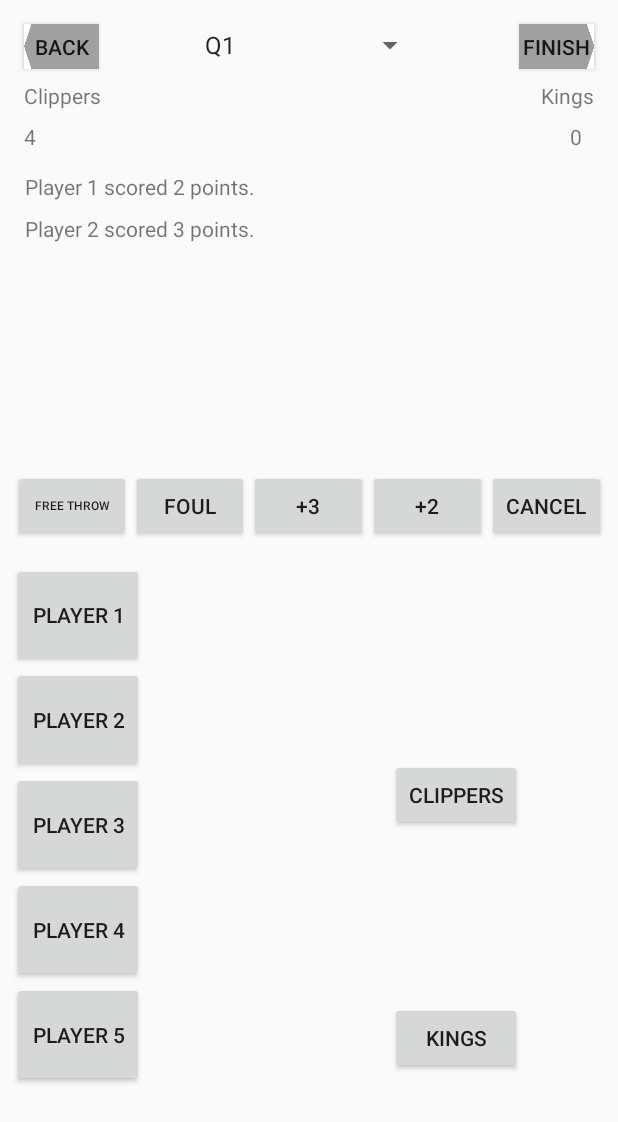
After one commit to h-shan/basketball-scorer, an Android app: the TrackGameActivity screen opened directly, with no data from a screen before it, on a phone screen of 412 x 824 dp. The commit adds this screen. Shown: the top 1122 px of the screen. Run offline under Robolectric (Android 15) with nearby library versions, the phone set to English and light mode, and no system bars.

Commit message:
Create layout for TrackGameActivity

```diff
--- a/BallTracker/app/build.gradle
+++ b/BallTracker/app/build.gradle
@@ -25,4 +25,5 @@ dependencies {
     testImplementation 'junit:junit:4.12'
     androidTestImplementation 'com.android.support.test:runner:1.0.2'
     androidTestImplementation 'com.android.support.test.espresso:espresso-core:3.0.2'
+    implementation 'com.android.support:recyclerview-v7:26.1.0'
 }
--- a/BallTracker/app/src/main/AndroidManifest.xml
+++ b/BallTracker/app/src/main/AndroidManifest.xml
@@ -9,8 +9,9 @@
         android:roundIcon="@mipmap/ic_launcher_round"
         android:supportsRtl="true"
         android:theme="@style/AppTheme">
-        <activity android:name=".EditTeamActivity"></activity>
+        <activity android:name=".EditTeamActivity" />
         <activity android:name=".ViewTeamsActivity" />
+        <activity android:name=".TrackGameActivity" />
         <activity android:name=".MainActivity">
             <intent-filter>
                 <action android:name="android.intent.action.MAIN" />
--- a/BallTracker/app/src/main/java/com/shan/howard/balltracker/NewGameActivity.java
+++ b/BallTracker/app/src/main/java/com/shan/howard/balltracker/NewGameActivity.java
@@ -2,9 +2,9 @@ package com.shan.howard.balltracker;
 
 import android.app.Activity;
 import android.app.DatePickerDialog;
+import android.content.Intent;
 import android.os.Bundle;
 import android.view.View;
-import android.widget.ArrayAdapter;
 import android.widget.Button;
 import android.widget.DatePicker;
 import android.widget.EditText;
@@ -21,6 +21,7 @@ public class NewGameActivity extends Activity implements View.OnClickListener, D
     private Spinner mOpposingTeamSpinner;
     private EditText mDateEditText;
     private Button mBackButton;
+    private Button mTrackButton;
 
     private Calendar theCalendar = Calendar.getInstance();
 
@@ -30,29 +31,27 @@ public class NewGameActivity extends Activity implements View.OnClickListener, D
         setContentView(R.layout.activity_new_game);
 
         mYourTeamSpinner = findViewById(R.id.new_game_your_team_spinner);
-        initializeSpinner(mYourTeamSpinner, PLACEHOLDER_TEAMS);
+        Utils.initializeSpinner(this, mYourTeamSpinner, PLACEHOLDER_TEAMS);
         mOpposingTeamSpinner = findViewById(R.id.new_game_opposing_team_spinner);
-        initializeSpinner(mOpposingTeamSpinner, PLACEHOLDER_TEAMS);
+        Utils.initializeSpinner(this, mOpposingTeamSpinner, PLACEHOLDER_TEAMS);
 
         mDateEditText = findViewById(R.id.new_game_date_edit_text);
         mDateEditText.setOnClickListener(this);
 
-        mBackButton = findViewById(R.id.new_game_back_btn);
+        mBackButton = findViewById(R.id.track_game_back_btn);
         mBackButton.setOnClickListener(this);
+        mTrackButton = findViewById(R.id.new_game_track_btn);
+        mTrackButton.setOnClickListener(this);
     }
-
-    private void initializeSpinner(Spinner aSpinner, String[] anItems) {
-        ArrayAdapter<String> myAdapter = new ArrayAdapter<String>(this,
-                android.R.layout.simple_spinner_item, anItems);
-        myAdapter.setDropDownViewResource(android.R.layout.simple_spinner_dropdown_item);
-        aSpinner.setAdapter(myAdapter);
-    }
-
     @Override
     public void onClick(View v) {
         switch (v.getId()) {
-            case R.id.new_game_back_btn:
+            case R.id.track_game_back_btn:
                 finish();
+                break;
+            case R.id.new_game_track_btn:
+                Intent myIntent = new Intent(this, TrackGameActivity.class);
+                startActivity(myIntent);
                 break;
             case R.id.new_game_date_edit_text:
                 new DatePickerDialog(this, this, theCalendar.get(Calendar.YEAR),
--- /dev/null
+++ b/BallTracker/app/src/main/java/com/shan/howard/balltracker/TrackGameActivity.java
@@ -0,0 +1,92 @@
+package com.shan.howard.balltracker;
+
+import android.app.Activity;
+import android.os.Bundle;
+import android.support.v7.widget.LinearLayoutManager;
+import android.support.v7.widget.RecyclerView;
+import android.view.LayoutInflater;
+import android.view.View;
+import android.view.ViewGroup;
+import android.widget.Spinner;
+import android.widget.TextView;
+
+public class TrackGameActivity extends Activity {
+    private static final String[] QUARTERS = { "Q1", "Q2", "Q3", "Q4" };
+    private static final String[] PLACEHOLDER_EVENTS = { "Player 1 scored 2 points.", "Player 2 scored 3 points." };
+
+    private Spinner mQuarterSpinner;
+    private RecyclerView mLogRecyclerView;
+    private MyAdapter mAdapter;
+
+    @Override
+    protected void onCreate(Bundle savedInstanceState) {
+        super.onCreate(savedInstanceState);
+        setContentView(R.layout.activity_track_game);
+
+        mQuarterSpinner = findViewById(R.id.track_game_quarter_spinner);
+        Utils.initializeSpinner(this, mQuarterSpinner, QUARTERS);
+
+        mLogRecyclerView = findViewById(R.id.recyclerView);
+        mLogRecyclerView.setHasFixedSize(true);
+
+        // use a linear layout manager
+        LinearLayoutManager layoutManager = new LinearLayoutManager(this);
+        mLogRecyclerView.setLayoutManager(layoutManager);
+
+        // specify an adapter (see also next example)
+        mAdapter = new MyAdapter(PLACEHOLDER_EVENTS);
+        mLogRecyclerView.setAdapter(mAdapter);
+    }
+
+    class MyAdapter extends RecyclerView.Adapter<MyAdapter.MyViewHolder> {
+        private String[] mDataset;
+
+        // Provide a reference to the views for each data item
+        // Complex data items may need more than one view per item, and
+        // you provide access to all the views for a data item in a view holder
+        class MyViewHolder extends RecyclerView.ViewHolder {
+            // each data item is just a string in this case
+            View mView;
+            TextView mLogTextView;
+            MyViewHolder(View aView) {
+                super(aView);
+                mView = aView;
+                mLogTextView = aView.findViewById(R.id.log_list_item_text);
+            }
+        }
+
+        // Provide a suitable constructor (depends on the kind of dataset)
+        public MyAdapter(String[] myDataset) {
+            mDataset = myDataset;
+        }
+
+        // Create new views (invoked by the layout manager)
+        @Override
+        public MyAdapter.MyViewHolder onCreateViewHolder(ViewGroup parent,
+                                                         int viewType) {
+            // create a new view
+            View v = LayoutInflater.from(parent.getContext())
+                    .inflate(R.layout.log_list_item, parent, false);
+
+
+            MyViewHolder vh = new MyViewHolder(v);
+            return vh;
+        }
+
+        // Replace the contents of a view (invoked by the layout manager)
+        @Override
+        public void onBindViewHolder(MyViewHolder holder, int position) {
+            // - get element from your dataset at this position
+            // - replace the contents of the view with that element
+            holder.mLogTextView.setText(mDataset[position]);
+
+        }
+
+        // Return the size of your dataset (invoked by the layout manager)
+        @Override
+        public int getItemCount() {
+            return mDataset.length;
+        }
+    }
+
+}
--- /dev/null
+++ b/BallTracker/app/src/main/java/com/shan/howard/balltracker/Utils.java
@@ -0,0 +1,14 @@
+package com.shan.howard.balltracker;
+
+import android.content.Context;
+import android.widget.ArrayAdapter;
+import android.widget.Spinner;
+
+public class Utils {
+    public static void initializeSpinner(Context aContext, Spinner aSpinner, String[] anItems) {
+        ArrayAdapter<String> myAdapter = new ArrayAdapter<String>(aContext,
+                android.R.layout.simple_spinner_item, anItems);
+        myAdapter.setDropDownViewResource(android.R.layout.simple_spinner_dropdown_item);
+        aSpinner.setAdapter(myAdapter);
+    }
+}
--- a/BallTracker/app/src/main/res/layout/activity_new_game.xml
+++ b/BallTracker/app/src/main/res/layout/activity_new_game.xml
@@ -16,7 +16,7 @@
         android:weightSum="3">
 
         <Button
-            android:id="@+id/new_game_back_btn"
+            android:id="@+id/track_game_back_btn"
             android:layout_width="50dp"
             android:layout_height="30dp"
             android:layout_margin="0dp"
--- /dev/null
+++ b/BallTracker/app/src/main/res/layout/activity_track_game.xml
@@ -0,0 +1,226 @@
+<?xml version="1.0" encoding="utf-8"?>
+<android.support.constraint.ConstraintLayout xmlns:android="http://schemas.android.com/apk/res/android"
+    xmlns:app="http://schemas.android.com/apk/res-auto"
+    xmlns:tools="http://schemas.android.com/tools"
+    android:layout_width="match_parent"
+    android:layout_height="match_parent"
+    android:orientation="vertical"
+    tools:context="com.shan.howard.balltracker.TrackGameActivity">
+
+    <Button
+        android:id="@+id/track_game_back_btn"
+        android:layout_width="50dp"
+        android:layout_height="30dp"
+        android:layout_marginStart="16dp"
+        android:layout_marginTop="16dp"
+        android:layout_weight="1"
+        android:background="@drawable/left_pointed_button"
+        android:text="@string/back"
+        app:layout_constraintStart_toStartOf="parent"
+        app:layout_constraintTop_toTopOf="parent" />
+
+    <Button
+        android:id="@+id/track_game_finish_btn"
+        android:layout_width="50dp"
+        android:layout_height="30dp"
+        android:layout_marginEnd="16dp"
+        android:layout_weight="1"
+        android:background="@drawable/right_pointed_button"
+        android:text="@string/finish"
+        app:layout_constraintEnd_toEndOf="parent"
+        app:layout_constraintTop_toTopOf="@+id/track_game_back_btn" />
+
+    <Spinner
+        android:id="@+id/track_game_quarter_spinner"
+        android:layout_width="155dp"
+        android:layout_height="28dp"
+        android:layout_marginStart="8dp"
+        android:layout_marginEnd="8dp"
+        app:layout_constraintEnd_toEndOf="parent"
+        app:layout_constraintStart_toStartOf="parent"
+        app:layout_constraintTop_toTopOf="@+id/track_game_back_btn" />
+
+    <TextView
+        android:id="@+id/track_game_your_team_name_tv"
+        android:layout_width="wrap_content"
+        android:layout_height="wrap_content"
+        android:layout_marginStart="16dp"
+        android:layout_marginTop="8dp"
+        android:text="Clippers"
+        app:layout_constraintStart_toStartOf="parent"
+        app:layout_constraintTop_toBottomOf="@+id/track_game_back_btn" />
+
+    <TextView
+        android:id="@+id/track_game_your_team_score_tv"
+        android:layout_width="wrap_content"
+        android:layout_height="17dp"
+        android:layout_marginTop="8dp"
+        android:text="4"
+        app:layout_constraintStart_toStartOf="@+id/track_game_your_team_name_tv"
+        app:layout_constraintTop_toBottomOf="@+id/track_game_your_team_name_tv" />
+
+    <TextView
+        android:id="@+id/track_game_opposing_team_name_tv"
+        android:layout_width="wrap_content"
+        android:layout_height="wrap_content"
+        android:layout_marginTop="8dp"
+        android:layout_marginEnd="16dp"
+        android:text="Kings"
+        app:layout_constraintEnd_toEndOf="parent"
+        app:layout_constraintTop_toBottomOf="@+id/track_game_finish_btn" />
+
+    <TextView
+        android:id="@+id/track_game_opposing_team_score_tv"
+        android:layout_width="wrap_content"
+        android:layout_height="wrap_content"
+        android:layout_marginTop="8dp"
+        android:layout_marginEnd="8dp"
+        android:text="0"
+        app:layout_constraintEnd_toEndOf="@+id/track_game_opposing_team_name_tv"
+        app:layout_constraintTop_toBottomOf="@+id/track_game_opposing_team_name_tv" />
+
+    <android.support.v7.widget.RecyclerView
+        android:id="@+id/recyclerView"
+        android:layout_width="395dp"
+        android:layout_height="193dp"
+        android:layout_marginStart="8dp"
+        android:layout_marginTop="8dp"
+        android:layout_marginEnd="8dp"
+        app:layout_constraintEnd_toEndOf="parent"
+        app:layout_constraintStart_toStartOf="parent"
+        app:layout_constraintTop_toBottomOf="@+id/track_game_your_team_score_tv" />
+
+    <LinearLayout
+        android:id="@+id/linearLayout3"
+        android:layout_width="395dp"
+        android:layout_height="59dp"
+        android:layout_marginStart="8dp"
+        android:layout_marginTop="8dp"
+        android:layout_marginEnd="8dp"
+        android:gravity="center_horizontal"
+        android:orientation="horizontal"
+        android:weightSum="5"
+        app:layout_constraintEnd_toEndOf="parent"
+        app:layout_constraintStart_toStartOf="parent"
+        app:layout_constraintTop_toBottomOf="@+id/recyclerView">
+
+        <Button
+            android:id="@+id/track_game_free_throw_btn"
+            android:layout_width="0dp"
+            android:layout_height="wrap_content"
+            android:layout_gravity="center_vertical"
+            android:layout_weight="1"
+            android:text="Free throw"
+            android:textSize="8sp" />
+
+        <Button
+            android:id="@+id/track_game_foul_btn"
+            android:layout_width="0dp"
+            android:layout_height="wrap_content"
+            android:layout_gravity="center_vertical"
+            android:layout_weight="1"
+            android:text="Foul" />
+
+        <Button
+            android:id="@+id/track_game_three_ptr_btn"
+            android:layout_width="0dp"
+            android:layout_height="wrap_content"
+            android:layout_gravity="center_vertical"
+            android:layout_weight="1"
+            android:text="+3" />
+
+        <Button
+            android:id="@+id/track_game_two_pointer_btn"
+            android:layout_width="0dp"
+            android:layout_height="wrap_content"
+            android:layout_gravity="center_vertical"
+            android:layout_weight="1"
+            android:text="+2" />
+
+        <Button
+            android:id="@+id/track_game_cancel_btn"
+            android:layout_width="0dp"
+            android:layout_height="wrap_content"
+            android:layout_gravity="center_vertical"
+            android:layout_weight="1"
+            android:text="Cancel" />
+
+    </LinearLayout>
+
+    <LinearLayout
+        android:layout_width="92dp"
+        android:layout_height="349dp"
+        android:layout_marginStart="8dp"
+        android:layout_marginTop="8dp"
+        android:orientation="vertical"
+        app:layout_constraintStart_toStartOf="parent"
+        app:layout_constraintTop_toBottomOf="@+id/linearLayout3">
+
+        <Button
+            android:id="@+id/track_game_player1_button"
+            android:layout_width="wrap_content"
+            android:layout_height="0dp"
+            android:layout_gravity="center_vertical"
+            android:layout_weight="1"
+            android:text="Player 1" />
+
+        <Button
+            android:id="@+id/track_game_player2_button"
+            android:layout_width="wrap_content"
+            android:layout_height="0dp"
+            android:layout_gravity="center_vertical"
+            android:layout_weight="1"
+            android:text="Player 2" />
+
+        <Button
+            android:id="@+id/track_game_player3_button"
+            android:layout_width="wrap_content"
+            android:layout_height="0dp"
+            android:layout_gravity="center_vertical"
+            android:layout_weight="1"
+            android:text="Player 3" />
+
+        <Button
+            android:id="@+id/track_game_player4_button"
+            android:layout_width="wrap_content"
+            android:layout_height="0dp"
+            android:layout_gravity="center_vertical"
+            android:layout_weight="1"
+            android:text="Player 4" />
+
+        <Button
+            android:id="@+id/track_game_player5_button"
+            android:layout_width="wrap_content"
+            android:layout_height="0dp"
+            android:layout_gravity="center_vertical"
+            android:layout_weight="1"
+            android:text="Player 5" />
+
+
+    </LinearLayout>
+
+    <Button
+        android:id="@+id/button7"
+        android:layout_width="wrap_content"
+        android:layout_height="wrap_content"
+        android:layout_marginTop="8dp"
+        android:layout_marginEnd="64dp"
+        android:layout_marginBottom="8dp"
+        android:text="Clippers"
+        app:layout_constraintBottom_toTopOf="@+id/button8"
+        app:layout_constraintEnd_toEndOf="parent"
+        app:layout_constraintTop_toBottomOf="@+id/linearLayout3"
+        app:layout_constraintVertical_bias="0.551" />
+
+    <Button
+        android:id="@+id/button8"
+        android:layout_width="wrap_content"
+        android:layout_height="wrap_content"
+        android:layout_marginEnd="64dp"
+        android:layout_marginBottom="108dp"
+        android:text="Kings"
+        app:layout_constraintBottom_toBottomOf="parent"
+        app:layout_constraintEnd_toEndOf="parent" />
+
+
+</android.support.constraint.ConstraintLayout>
--- /dev/null
+++ b/BallTracker/app/src/main/res/layout/log_list_item.xml
@@ -0,0 +1,21 @@
+<?xml version="1.0" encoding="utf-8"?>
+<android.support.constraint.ConstraintLayout
+    xmlns:android="http://schemas.android.com/apk/res/android"
+    xmlns:app="http://schemas.android.com/apk/res-auto"
+    xmlns:tools="http://schemas.android.com/tools"
+    android:layout_width="match_parent"
+    android:layout_height="wrap_content">
+
+    <TextView
+        android:id="@+id/log_list_item_text"
+        android:layout_width="0dp"
+        android:layout_height="20dp"
+        android:layout_marginStart="8dp"
+        android:layout_marginTop="8dp"
+        android:layout_marginEnd="8dp"
+        android:text="TextView"
+        app:layout_constraintEnd_toEndOf="parent"
+        app:layout_constraintHorizontal_bias="0.053"
+        app:layout_constraintStart_toStartOf="parent"
+        app:layout_constraintTop_toTopOf="parent" />
+</android.support.constraint.ConstraintLayout>
--- a/BallTracker/app/src/main/res/values/strings.xml
+++ b/BallTracker/app/src/main/res/values/strings.xml
@@ -9,4 +9,6 @@
     <string name="your_team">Your Team</string>
     <string name="opposing_team">Opposing Team</string>
     <string name="date">Date</string>
+    <string name="track_game">Track Game</string>
+    <string name="finish">Finish</string>
 </resources>
--- a/BallTracker/build.gradle
+++ b/BallTracker/build.gradle
@@ -7,7 +7,7 @@ buildscript {
         jcenter()
     }
     dependencies {
-        classpath 'com.android.tools.build:gradle:3.3.1'
+        classpath 'com.android.tools.build:gradle:3.3.2'
 
 
         // NOTE: Do not place your application dependencies here; they belong
```
Also changed, not shown: 1 other file.
